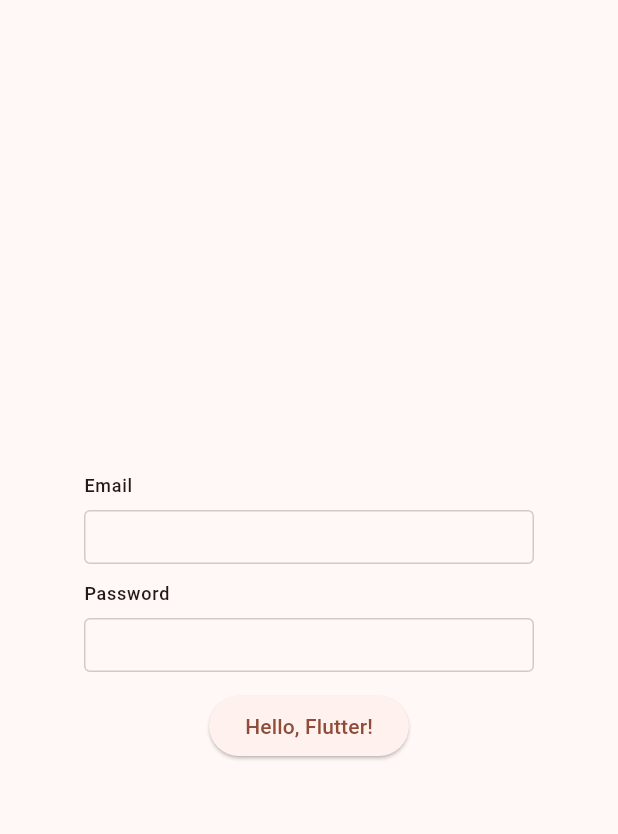
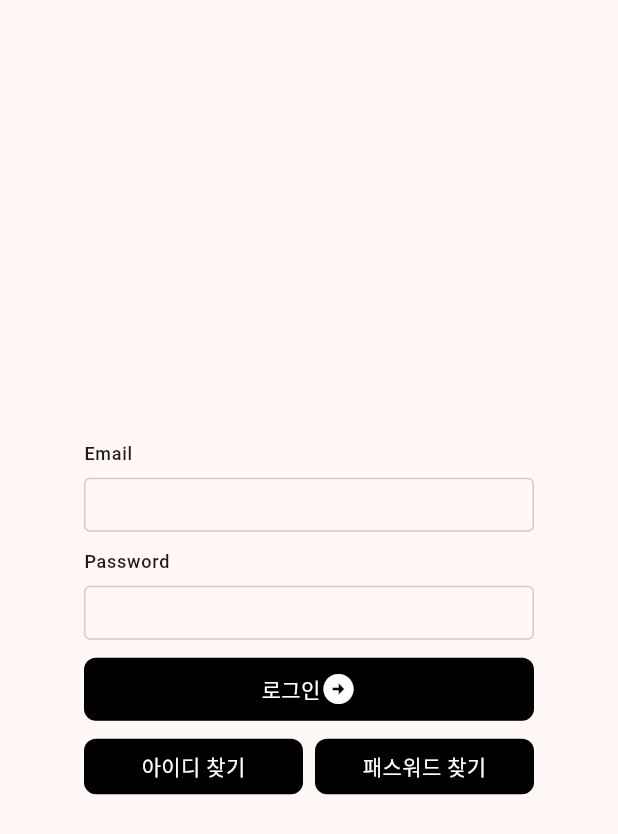
Before and after one commit to choiexe1/riverpod_mvvm, a Flutter app: the screen it shows after launch, on a phone screen of 412 x 824 dp. Shown: the top 834 px of the screen. Run offline on Flutter 3.47's test engine with Material 3 defaults, Android fonts, the phone set to English and light mode, and no system bars; our stand-ins replace auto_route, flutter_riverpod, freezed_annotation, riverpod_annotation; generated files the repository leaves out were written again.

Commit message:
form button

```diff
--- /dev/null
+++ b/lib/presentation/components/form_button.dart
@@ -0,0 +1,34 @@
+import 'package:flutter/material.dart';
+
+class FormButton extends StatelessWidget {
+  final Text label;
+  final Icon icon;
+  final VoidCallback onTap;
+
+  const FormButton({
+    super.key,
+    required this.label,
+    required this.icon,
+    required this.onTap,
+  });
+
+  @override
+  Widget build(BuildContext context) {
+    return GestureDetector(
+      onTap: onTap,
+      child: Container(
+        padding: EdgeInsets.all(8),
+        decoration: BoxDecoration(
+          border: Border.all(color: Theme.of(context).focusColor),
+          borderRadius: BorderRadius.all(Radius.circular(8)),
+          color: Colors.black,
+        ),
+        child: Row(
+          mainAxisAlignment: MainAxisAlignment.center,
+          crossAxisAlignment: CrossAxisAlignment.center,
+          children: [label, icon],
+        ),
+      ),
+    );
+  }
+}
--- a/lib/presentation/screens/login/login_screen.dart
+++ b/lib/presentation/screens/login/login_screen.dart
@@ -1,5 +1,6 @@
 import 'package:auto_route/auto_route.dart';
 import 'package:flutter/material.dart';
+import 'package:riverpod_mvvm/presentation/components/form_button.dart';
 import 'package:riverpod_mvvm/presentation/components/input_form_field.dart';
 
 @RoutePage()
@@ -16,6 +17,7 @@
             children: [
               SizedBox(
                 width: 300,
+                child: Form(
                   child: Column(
                     spacing: 12,
                     children: [
@@ -32,11 +34,42 @@
                         ),
                         isObscure: true,
                       ),
-                    ElevatedButton(
-                      child: Text('Hello, Flutter!'),
-                      onPressed: () {},
+                      FormButton(
+                        label: Text(
+                          '로그인',
+                          style: TextStyle(color: Colors.white),
+                        ),
+                        icon: Icon(
+                          Icons.arrow_circle_right_sharp,
+                          color: Colors.white,
+                        ),
+                        onTap: () {},
+                      ),
+                      Row(
+                        spacing: 8,
+                        children: [
+                          Expanded(
+                            child: BaseButton(
+                              onTap: () {},
+                              text: Text(
+                                '아이디 찾기',
+                                style: TextStyle(color: Colors.white),
+                              ),
+                            ),
+                          ),
+                          Expanded(
+                            child: BaseButton(
+                              onTap: () {},
+                              text: Text(
+                                '패스워드 찾기',
+                                style: TextStyle(color: Colors.white),
+                              ),
+                            ),
                           ),
                         ],
+                      ),
+                    ],
+                  ),
                 ),
               ),
             ],
@@ -46,3 +79,31 @@
     );
   }
 }
+
+class BaseButton extends StatelessWidget {
+  final Text text;
+  final Color backgroundColor;
+  final VoidCallback onTap;
+
+  const BaseButton({
+    super.key,
+    required this.text,
+    required this.onTap,
+    this.backgroundColor = Colors.black,
+  });
+
+  @override
+  Widget build(BuildContext context) {
+    return GestureDetector(
+      onTap: onTap,
+      child: Container(
+        padding: EdgeInsets.all(8),
+        decoration: BoxDecoration(
+          color: backgroundColor,
+          borderRadius: BorderRadius.circular(8),
+        ),
+        child: Center(child: text),
+      ),
+    );
+  }
+}
```
Lines whose indentation alone changed are shown as unchanged.
